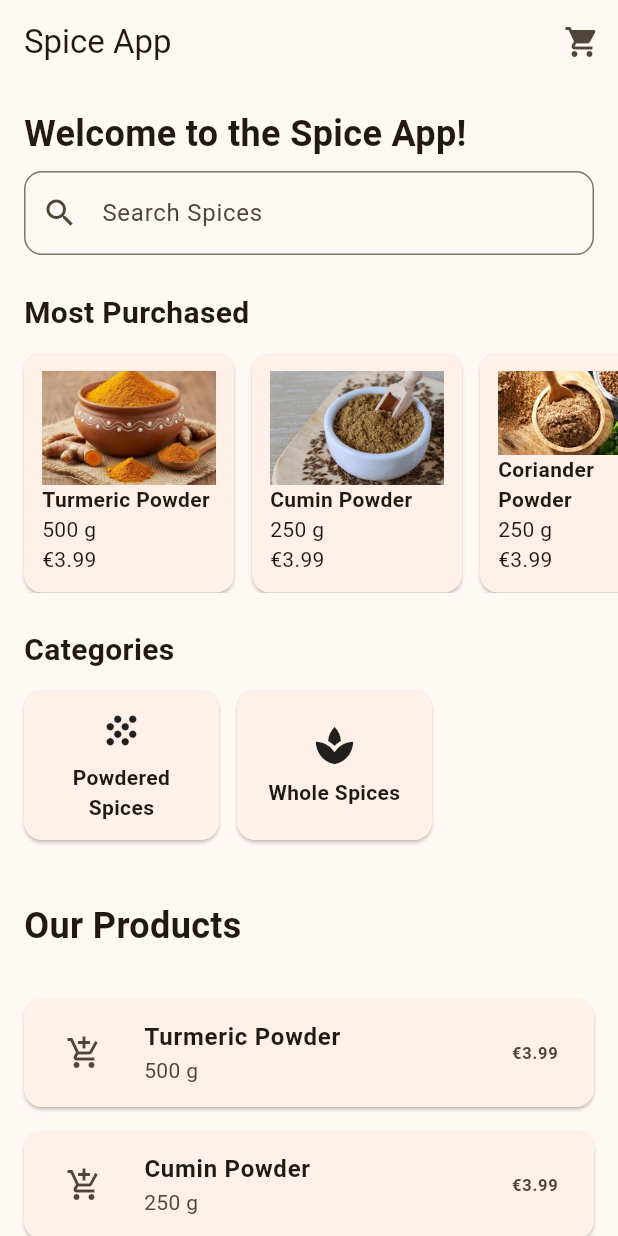
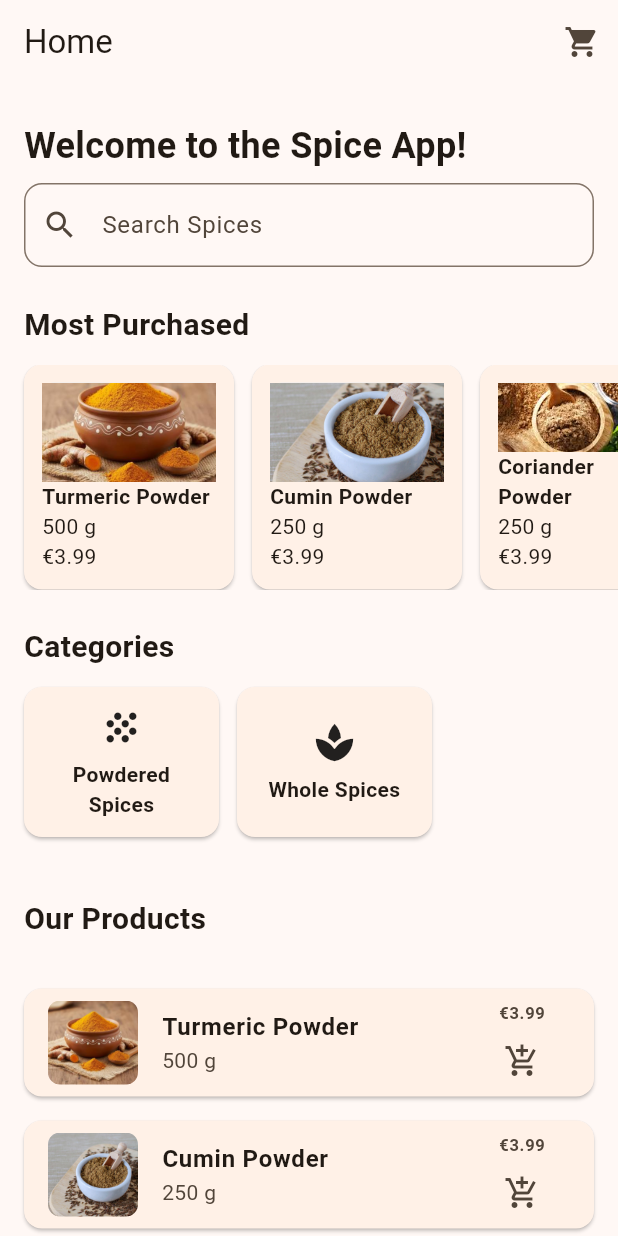
Before and after one commit to swastikdhakal07/SpiceApp, a Flutter app: the screen it shows after launch, on a phone screen of 412 x 824 dp. Run offline on Flutter 3.47's test engine with Material 3 defaults, Android fonts, the phone set to English and light mode, and no system bars.

Commit message:
Added images to the products and changed the position of Add to Cart button below the price on the right

```diff
--- a/lib/data/products.dart
+++ b/lib/data/products.dart
@@ -1,8 +1,28 @@
 import '../models/product.dart';
 
 const products = [
-  Product(name: 'Turmeric Powder', weight: '500 g', price: 3.99),
-  Product(name: 'Cumin Powder', weight: '250 g', price: 3.99),
-  Product(name: 'Coriander Powder', weight: '250 g', price: 3.99),
-  Product(name: 'Chili Powder', weight: '250 g', price: 3.99),
+  Product(
+    name: 'Turmeric Powder',
+    weight: '500 g',
+    price: 3.99,
+    imagePath: 'assets/images/turmeric_powder.jpg',
+  ),
+  Product(
+    name: 'Cumin Powder',
+    weight: '250 g',
+    price: 3.99,
+    imagePath: 'assets/images/cumin_powder.jpg',
+  ),
+  Product(
+    name: 'Coriander Powder',
+    weight: '250 g',
+    price: 3.99,
+    imagePath: 'assets/images/coriander_powder.jpg',
+  ),
+  Product(
+    name: 'Chili Powder',
+    weight: '250 g',
+    price: 3.99,
+    imagePath: 'assets/images/chili_powder.jpg',
+  ),
 ];
--- a/lib/models/product.dart
+++ b/lib/models/product.dart
@@ -2,11 +2,13 @@ class Product {
   final String name;
   final String weight;
   final double price;
+  final String imagePath;
 
   //named parameter constructor to make the code clearer
   const Product({
     required this.name,
     required this.weight,
     required this.price,
+    required this.imagePath,
   });
 }
--- a/lib/screens/home_screen.dart
+++ b/lib/screens/home_screen.dart
@@ -20,18 +20,19 @@ class _HomeScreenState extends State<HomeScreen> {
   Widget build(BuildContext context) {
     return Scaffold(
       appBar: AppBar(
-        title: const Text('Spice App'),
+        title: const Text('Home'),
         actions: [
           IconButton(onPressed: () {}, icon: const Icon(Icons.shopping_cart)),
         ],
       ),
 
-      body: Column(
+      body: SingleChildScrollView(
+        child: Column(
           crossAxisAlignment: CrossAxisAlignment.start,
           children: [
             //a small welcome message
             const Padding(
-            padding: EdgeInsets.fromLTRB(16.0, 16.0, 16.0, 8.0),
+              padding: EdgeInsets.fromLTRB(16.0, 24.0, 16.0, 8.0),
               child: Text(
                 'Welcome to the Spice App!',
                 style: TextStyle(fontSize: 24, fontWeight: FontWeight.bold),
@@ -48,12 +49,13 @@ class _HomeScreenState extends State<HomeScreen> {
               padding: EdgeInsets.all(16.0),
               child: Text(
                 'Our Products',
-              style: TextStyle(fontSize: 24, fontWeight: FontWeight.bold),
+                style: TextStyle(fontSize: 20, fontWeight: FontWeight.bold),
               ),
             ),
 
-          Expanded(
-            child: ListView.builder(
+            ListView.builder(
+              shrinkWrap: true,
+              physics: const NeverScrollableScrollPhysics(),
               padding: const EdgeInsets.all(8.0),
               itemCount: products.length,
               itemBuilder: (context, index) {
@@ -71,8 +73,8 @@ class _HomeScreenState extends State<HomeScreen> {
                 );
               },
             ),
+          ],
         ),
-        ],
       ),
     );
   }
--- a/lib/widgets/most_purchased_section.dart
+++ b/lib/widgets/most_purchased_section.dart
@@ -19,7 +19,7 @@ class MostPurchasedSection extends StatelessWidget {
         const SizedBox(height: 12),
 
         SizedBox(
-          height: 160,
+          height: 150,
           child: ListView(
             scrollDirection: Axis.horizontal,
             padding: const EdgeInsets.symmetric(horizontal: 16.0),
--- a/lib/widgets/product_card.dart
+++ b/lib/widgets/product_card.dart
@@ -18,18 +18,34 @@ class ProductCard extends StatelessWidget {
     return Card(
       margin: const EdgeInsets.all(8.0),
       child: ListTile(
-        leading: IconButton(
-          onPressed: onAddToCart,
-          icon: const Icon(Icons.add_shopping_cart),
+        leading: ClipRRect(
+          borderRadius: BorderRadius.circular(8.0),
+          child: Image.asset(
+            product.imagePath,
+            width: 60,
+            height: 60,
+            fit: BoxFit.cover,
+          ),
         ),
         title: Text(
           product.name,
           style: const TextStyle(fontWeight: FontWeight.bold),
         ),
         subtitle: Text(product.weight),
-        trailing: Text(
-          '€${product.price}',
-          style: const TextStyle(fontWeight: FontWeight.bold),
+        trailing: Column(
+          mainAxisAlignment: MainAxisAlignment.center,
+          children: [
+            Text(
+              '€${product.price}',
+              style: const TextStyle(fontWeight: FontWeight.bold),
+            ),
+            IconButton(
+              onPressed: onAddToCart,
+              icon: const Icon(Icons.add_shopping_cart),
+              padding: EdgeInsets.zero,
+              constraints: const BoxConstraints(),
+            ),
+          ],
         ),
       ),
     );
```
Lines whose indentation alone changed are shown as unchanged.
